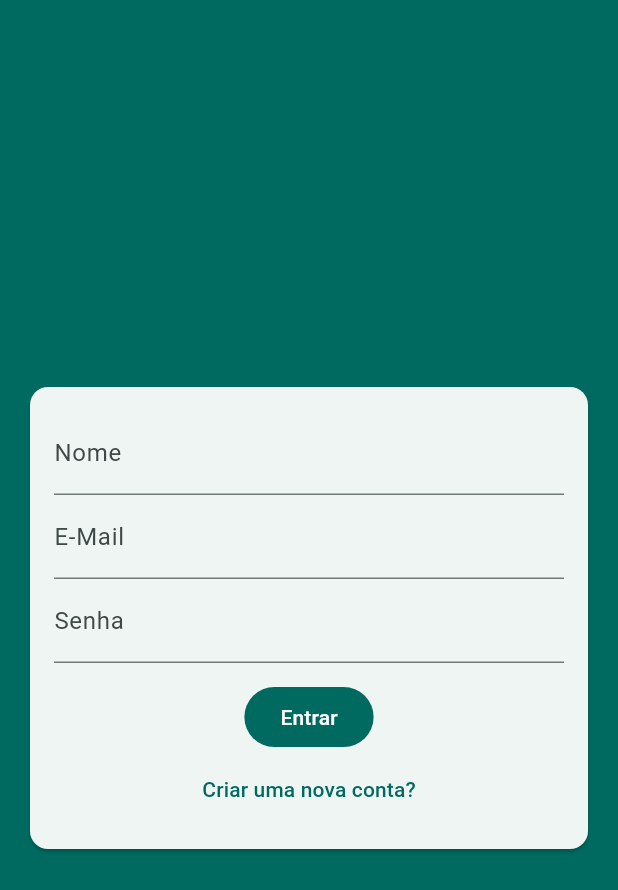
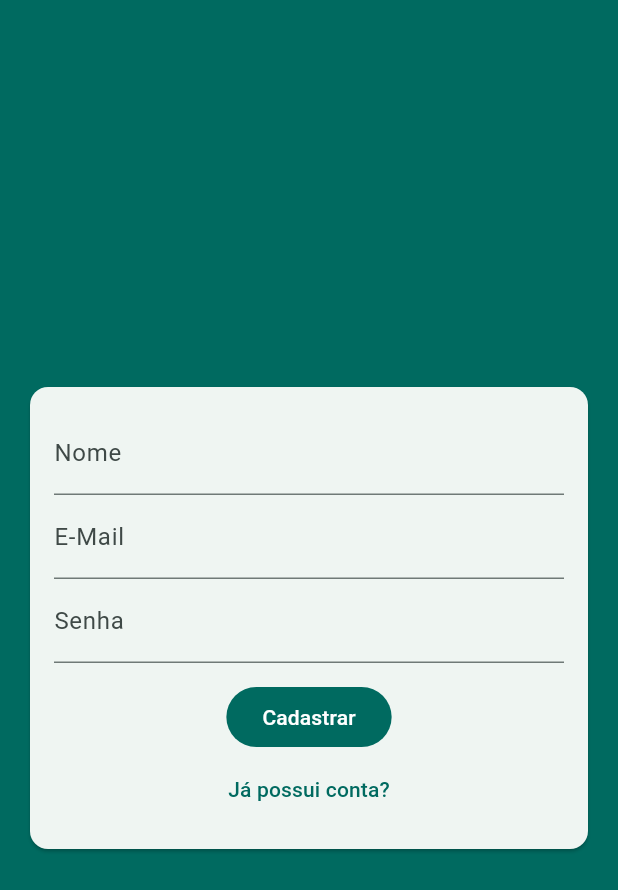
Before and after one commit to jhonatancassante/chat-flutter, a Flutter app: the screen it shows after launch, after a tap on "Criar uma nova conta?", on a phone screen of 412 x 824 dp. Shown: the top 890 px of the screen. Run offline on Flutter 3.47's test engine with Material 3 defaults, Android fonts, the phone set to English and light mode, and no system bars.

Commit message:
feat: integrated the AuthFormData class with the AuthForm component

```diff
--- a/lib/components/auth_form.dart
+++ b/lib/components/auth_form.dart
@@ -1,7 +1,20 @@
+import 'package:chat/models/auth_form_data.dart';
 import 'package:flutter/material.dart';
 
-class AuthForm extends StatelessWidget {
+class AuthForm extends StatefulWidget {
   const AuthForm({super.key});
+
+  @override
+  State<AuthForm> createState() => _AuthFormState();
+}
+
+class _AuthFormState extends State<AuthForm> {
+  final _formKey = GlobalKey<FormState>();
+  final _formData = AuthFormData();
+
+  void _submit() {
+    _formKey.currentState?.validate();
+  }
 
   @override
   Widget build(BuildContext context) {
@@ -10,19 +23,30 @@ class AuthForm extends StatelessWidget {
       child: Padding(
         padding: const EdgeInsets.all(16),
         child: Form(
+          key: _formKey,
           child: Column(
             children: [
+              if (_formData.isSignup)
+                TextFormField(
+                  key: const ValueKey('name'),
+                  initialValue: _formData.name,
+                  onChanged: (name) => _formData.name = name,
+                  decoration: const InputDecoration(
+                    labelText: 'Nome',
+                  ),
+                ),
               TextFormField(
-                decoration: const InputDecoration(
-                  labelText: 'Nome',
-                ),
-              ),
-              TextFormField(
+                key: const ValueKey('email'),
+                initialValue: _formData.email,
+                onChanged: (email) => _formData.email = email,
                 decoration: const InputDecoration(
                   labelText: 'E-Mail',
                 ),
               ),
               TextFormField(
+                key: const ValueKey('password'),
+                onChanged: (password) => _formData.password = password,
+                initialValue: _formData.password,
                 obscureText: true,
                 decoration: const InputDecoration(
                   labelText: 'Senha',
@@ -30,12 +54,22 @@ class AuthForm extends StatelessWidget {
               ),
               const SizedBox(height: 12),
               FilledButton(
-                onPressed: () {},
-                child: const Text('Entrar'),
+                onPressed: _submit,
+                child: Text(
+                  _formData.isLogin ? 'Entrar' : 'Cadastrar',
+                ),
               ),
               TextButton(
-                onPressed: () {},
-                child: const Text('Criar uma nova conta?'),
+                onPressed: () {
+                  setState(() {
+                    _formData.toggleAuthMode();
+                  });
+                },
+                child: Text(
+                  _formData.isLogin
+                      ? 'Criar uma nova conta?'
+                      : 'Já possui conta?',
+                ),
               ),
             ],
           ),
```
